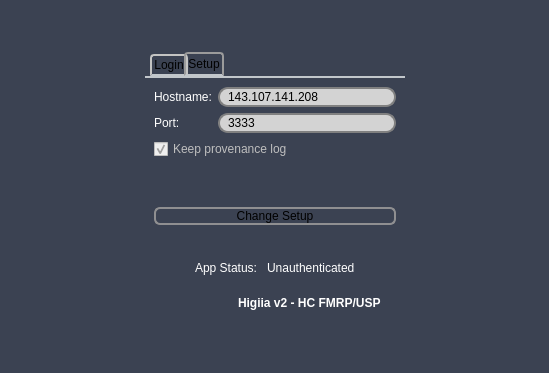
First picture: the form in gui/ui/Login.ui, repository marcosivni/WebHigiia, before the edit.
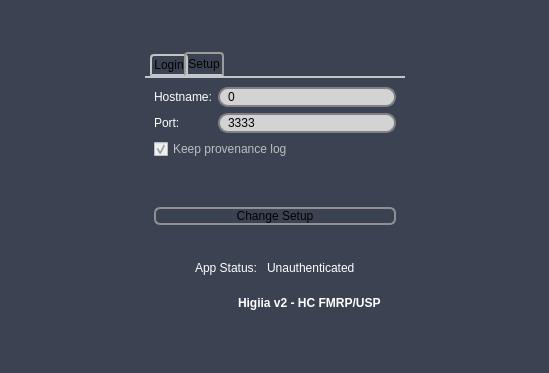
Second picture: the form after the edit. The open tabs and pages were chosen to show the change. Icons and pictures are not drawn.

What changed in the file:
```diff
--- a/gui/ui/Login.ui
+++ b/gui/ui/Login.ui
@@ -427,7 +427,7 @@
               <bool>false</bool>
              </property>
              <property name="text">
-              <string>143.107.141.208</string>
+              <string>0</string>
              </property>
             </widget>
            </item>
```
